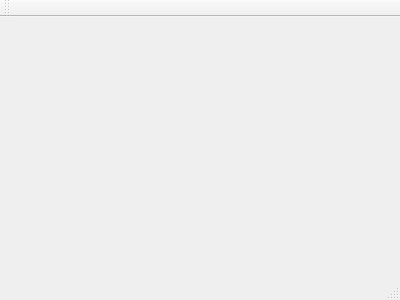
Old version of the form dob_ui.ui in the repository hajunsong/dob-axis-n.
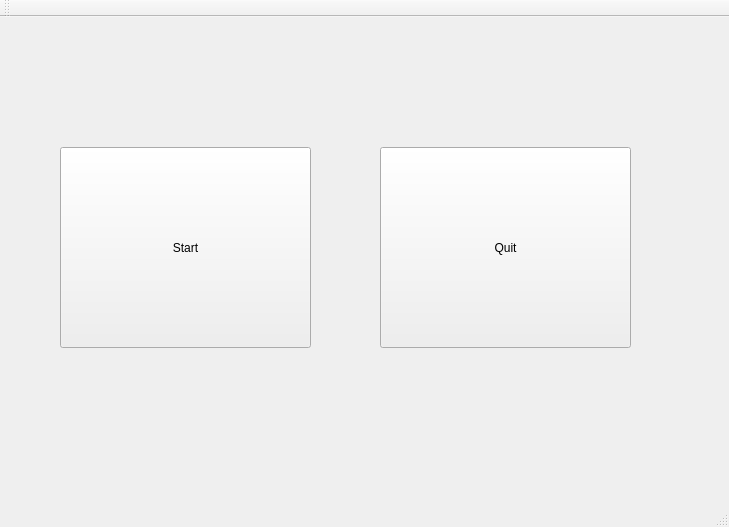
New version of the form.

The edit to the form file:
```diff
--- a/dob_ui.ui
+++ b/dob_ui.ui
@@ -1,24 +1,66 @@
 <ui version="4.0">
  <class>DOB_ui</class>
- <widget class="QMainWindow" name="DOB_ui" >
-  <property name="geometry" >
+ <widget class="QMainWindow" name="DOB_ui">
+  <property name="geometry">
    <rect>
     <x>0</x>
     <y>0</y>
-    <width>400</width>
-    <height>300</height>
+    <width>729</width>
+    <height>527</height>
    </rect>
   </property>
   <property name="windowTitle" >
    <string>DOB_ui</string>
   </property>
-  <widget class="QMenuBar" name="menuBar" />
-  <widget class="QToolBar" name="mainToolBar" />
-  <widget class="QWidget" name="centralWidget" />
-  <widget class="QStatusBar" name="statusBar" />
+  <widget class="QWidget" name="centralWidget">
+   <widget class="QPushButton" name="pushButton">
+    <property name="geometry">
+     <rect>
+      <x>60</x>
+      <y>130</y>
+      <width>251</width>
+      <height>201</height>
+     </rect>
+    </property>
+    <property name="text">
+     <string>Start</string>
+    </property>
+   </widget>
+   <widget class="QPushButton" name="pushButton_2">
+    <property name="geometry">
+     <rect>
+      <x>380</x>
+      <y>130</y>
+      <width>251</width>
+      <height>201</height>
+     </rect>
+    </property>
+    <property name="text">
+     <string>Quit</string>
+    </property>
+   </widget>
+  </widget>
+  <widget class="QMenuBar" name="menuBar">
+   <property name="geometry">
+    <rect>
+     <x>0</x>
+     <y>0</y>
+     <width>729</width>
+     <height>20</height>
+    </rect>
+   </property>
+  </widget>
+  <widget class="QToolBar" name="mainToolBar">
+   <attribute name="toolBarArea">
+    <enum>TopToolBarArea</enum>
+   </attribute>
+   <attribute name="toolBarBreak">
+    <bool>false</bool>
+   </attribute>
+  </widget>
+  <widget class="QStatusBar" name="statusBar"/>
  </widget>
- <layoutDefault spacing="6" margin="11" />
- <pixmapfunction></pixmapfunction>
+ <layoutdefault spacing="6" margin="11"/>
  <resources/>
  <connections/>
 </ui>
```
Left out of the diff: 3 changed lines with no effect on the pictures.
